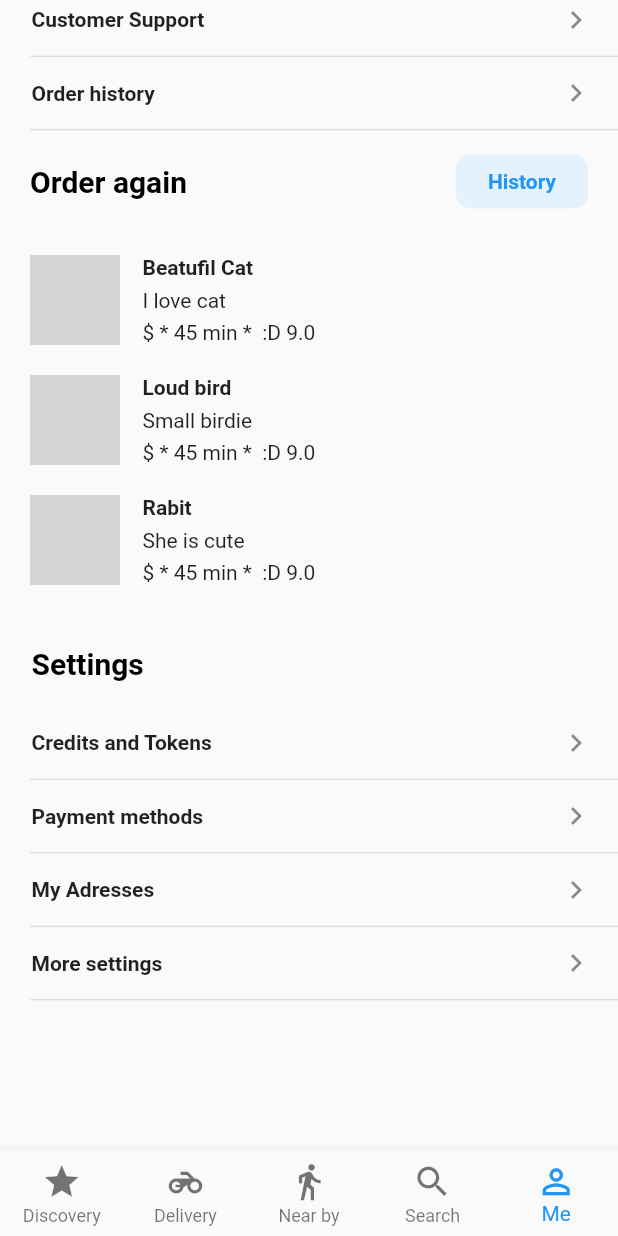
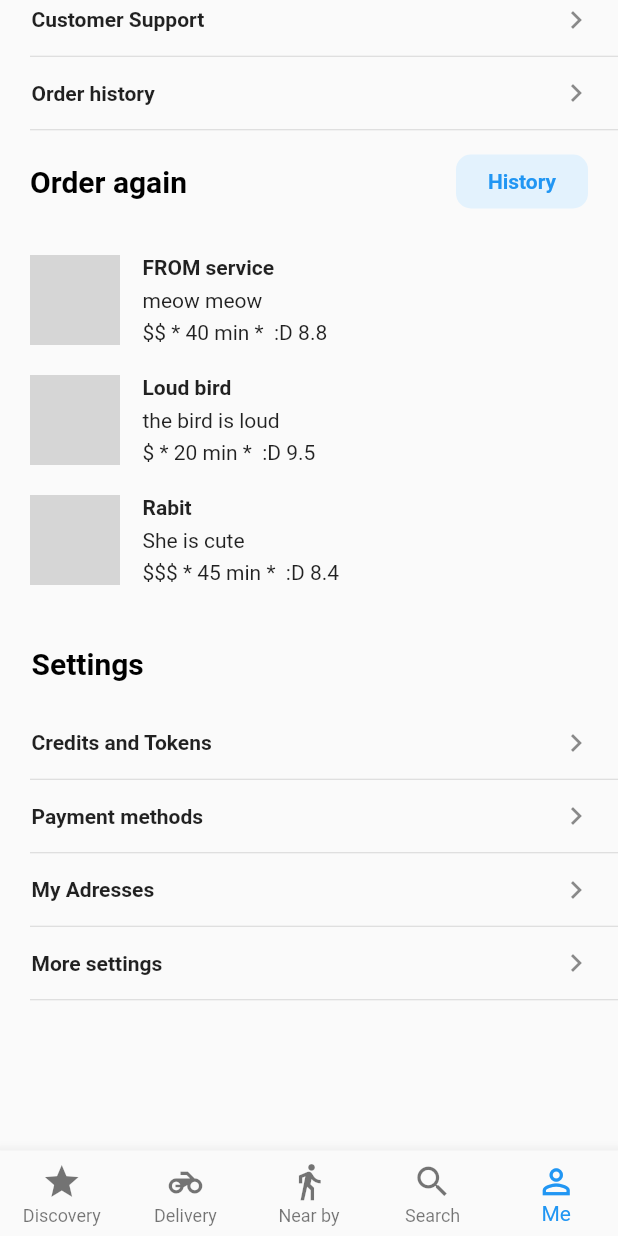
Before and after one commit to 951219/wolt_with_flutter, a Flutter app: the screen it shows after launch, item 5 of the bottom bar chosen, scrolled down 563 dp, on a phone screen of 412 x 824 dp. Run offline on Flutter 3.47's test engine with Material 2 defaults, Android fonts, the phone set to English and light mode, and no system bars; our stand-ins replace flutter_map, geolocator, latlong; network calls fail; grey boxes are pictures that could not be loaded.

Commit message:
refactored to use data models for restaurants

```diff
--- /dev/null
+++ b/lib/datamodels/restaurant_object.dart
@@ -0,0 +1,26 @@
+class RestaurantObject {
+  final String title;
+  final String subtitle;
+  final String imageURL;
+  final double baseDeliveryPrice;
+  final double rating;
+  final String pricing; //  $
+  final int baseEstimate;
+  final int id;
+
+  RestaurantObject(
+      {this.title,
+      this.subtitle,
+      this.imageURL,
+      this.baseDeliveryPrice,
+      this.rating,
+      this.pricing,
+      this.baseEstimate,
+      this.id});
+}
+
+// Hero banner done
+// Exclusivity banner done
+// profile favorites done
+// profile order again done
+// delivery tab done
--- a/lib/main.dart
+++ b/lib/main.dart
@@ -4,8 +4,6 @@ import 'package:wolt_with_flutter/screens/discovery.dart';
 import 'package:wolt_with_flutter/screens/nearby.dart';
 import 'package:wolt_with_flutter/screens/profile.dart';
 import 'package:wolt_with_flutter/screens/search.dart';
-
-//TODO make a restaurant DB so which will return all of the data that you might need
 
 void main() {
   runApp(MyApp());
--- a/lib/screens/profile.dart
+++ b/lib/screens/profile.dart
@@ -1,6 +1,7 @@
 import 'package:flutter/material.dart';
 import 'package:wolt_with_flutter/widgets/profile_page_header.dart';
 import '../constants.dart' as Constants;
+import '../userdata.dart' as Userdata;
 import '../widgets/order_again.dart';
 import '../widgets/profile_favorites.dart';
 
@@ -25,7 +26,7 @@ class Profile extends StatelessWidget {
                 Padding(
                   padding: Constants.PADDING_LTRB,
                   child: Text(
-                    'Kenert Karu',
+                    '${Userdata.firstName} ${Userdata.lastName}',
                     style: Constants.TITLE_STYLE,
                   ),
                 ),
@@ -36,21 +37,21 @@ class Profile extends StatelessWidget {
                       children: [
                         Column(
                           children: [
-                            Text('50+',
+                            Text('${Userdata.orderAmount}+',
                                 style: TextStyle(fontWeight: FontWeight.bold)),
                             Text('orders'),
                           ],
                         ),
                         Column(
                           children: [
-                            Text('0',
+                            Text(Userdata.tokenAmount.toString(),
                                 style: TextStyle(fontWeight: FontWeight.bold)),
                             Text('tokens'),
                           ],
                         ),
                         Column(
                           children: [
-                            Text('2.0',
+                            Text(Userdata.creditsLeft.toString(),
                                 style: TextStyle(fontWeight: FontWeight.bold)),
                             Text('credits'),
                           ],
@@ -65,7 +66,7 @@ class Profile extends StatelessWidget {
               padding: Constants.PADDING_LTRB,
               child: CircleAvatar(
                 radius: 50,
-                backgroundImage: AssetImage('images/kenert.jpg'),
+                backgroundImage: AssetImage(Userdata.imageUrl),
               ),
             )
           ]),
--- /dev/null
+++ b/lib/services/restaurantservice.dart
@@ -0,0 +1,61 @@
+import 'package:wolt_with_flutter/datamodels/restaurant_object.dart';
+
+class RestaurantService {
+  List<RestaurantObject> _restoList = [
+    RestaurantObject(
+        title: 'FROM service',
+        subtitle: 'meow meow',
+        imageURL:
+            'https://cdn.pixabay.com/photo/2017/02/15/10/39/salad-2068220_1280.jpg',
+        baseDeliveryPrice: 1.9,
+        rating: 8.8,
+        pricing: '\$\$',
+        baseEstimate: 40),
+    RestaurantObject(
+      title: 'Loud bird',
+      subtitle: 'the bird is loud',
+      imageURL:
+          'https://cdn.pixabay.com/photo/2014/11/05/15/57/salmon-518032_1280.jpg',
+      baseDeliveryPrice: 1.9,
+      rating: 9.5,
+      pricing: '\$',
+      baseEstimate: 20,
+    ),
+    RestaurantObject(
+        title: 'Rabit',
+        subtitle: 'She is cute',
+        imageURL:
+            'https://cdn.pixabay.com/photo/2017/05/07/08/56/pancakes-2291908_1280.jpg',
+        baseDeliveryPrice: 1.9,
+        rating: 8.4,
+        pricing: '\$\$\$',
+        baseEstimate: 45),
+    RestaurantObject(
+        title: 'Pizza',
+        subtitle: 'nom nom',
+        imageURL:
+            'https://cdn.pixabay.com/photo/2017/03/23/19/57/asparagus-2169305_1280.jpg',
+        baseDeliveryPrice: 1.9,
+        rating: 9.2,
+        pricing: '\$\$',
+        baseEstimate: 30)
+  ];
+
+// brekkie https://cdn.pixabay.com/photo/2016/11/06/23/31/breakfast-1804457_1280.jpg
+// coffe https://cdn.pixabay.com/photo/2014/06/16/23/10/spice-370114_1280.jpg
+// pizza https://cdn.pixabay.com/photo/2017/12/10/14/47/piza-3010062_1280.jpg
+// waffles https://cdn.pixabay.com/photo/2017/03/31/10/56/waffles-2190961_1280.jpg
+// burger https://cdn.pixabay.com/photo/2014/10/19/20/59/hamburger-494706_1280.jpg
+// cake https://cdn.pixabay.com/photo/2017/01/11/11/33/cake-1971552_1280.jpg
+// https://cdn.pixabay.com/photo/2014/08/14/14/21/shish-kebab-417994_1280.jpg
+// https://cdn.pixabay.com/photo/2017/01/26/02/06/platter-2009590_1280.jpg
+// pizza https://previews.123rf.com/images/denisenkomax/denisenkomax1511/denisenkomax151100046/48743641-delicious-fresh-salami-pizza-served-on-wooden-table-ideal-for-advertisment.jpg
+
+  List<RestaurantObject> getRestaurants() {
+    return _restoList;
+  }
+
+  List<RestaurantObject> getNumberOfRestaurants(int number) {
+    return _restoList.sublist(0, number);
+  }
+}
--- /dev/null
+++ b/lib/userdata.dart
@@ -0,0 +1,8 @@
+// library constants;
+
+const String firstName = 'Kenert';
+const String lastName = 'Karu';
+const int orderAmount = 50;
+const int tokenAmount = 2;
+const double creditsLeft = 2.4;
+const String imageUrl = 'assets/images/kenert.jpg';
--- a/lib/widgets/order_again.dart
+++ b/lib/widgets/order_again.dart
@@ -1,32 +1,10 @@
 import 'package:flutter/material.dart';
+import 'package:wolt_with_flutter/datamodels/restaurant_object.dart';
+import 'package:wolt_with_flutter/services/restaurantservice.dart';
 
 import '../constants.dart' as Constants;
 
 class OrderAgain extends StatelessWidget {
-  List<_HistoryResto> _feature() {
-    //TODO add data about estimate, pricing, rating and an emoji
-    return [
-      _HistoryResto(
-          imageURL:
-              'https://cdn.pixabay.com/photo/2017/02/20/18/03/cat-2083492_960_720.jpg',
-          title: 'Beatufil Cat',
-          subtitle: 'I love cat',
-          featureString: 'Feature1'),
-      _HistoryResto(
-          imageURL:
-              'https://cdn.pixabay.com/photo/2011/09/27/18/52/sparrow-9950_960_720.jpg',
-          title: 'Loud bird',
-          subtitle: 'Small birdie',
-          featureString: 'Feature2'),
-      _HistoryResto(
-          imageURL:
-              'https://cdn.pixabay.com/photo/2016/12/04/21/58/rabbit-1882699_960_720.jpg',
-          title: 'Rabit',
-          subtitle: 'She is cute',
-          featureString: 'Feature3')
-    ];
-  }
-
   @override
   Widget build(BuildContext context) {
     return Padding(
@@ -35,17 +13,18 @@ class OrderAgain extends StatelessWidget {
           height: 240,
           child: Column(
               mainAxisAlignment: MainAxisAlignment.start,
-              children: _feature().map((photo) {
-                return _HistoryGridItem(featurePhoto: photo); //Feature(photo);
+              children:
+                  RestaurantService().getNumberOfRestaurants(3).map((object) {
+                return _HistoryGridItem(restoObject: object); //Feature(photo);
               }).toList())),
     );
   }
 }
 
 class _HistoryGridItem extends StatelessWidget {
-  _HistoryGridItem({Key key, @required this.featurePhoto}) : super(key: key);
+  _HistoryGridItem({Key key, @required this.restoObject}) : super(key: key);
 
-  final _HistoryResto featurePhoto;
+  final RestaurantObject restoObject;
   @override
   Widget build(BuildContext context) {
     return Container(
@@ -57,8 +36,7 @@ class _HistoryGridItem extends StatelessWidget {
             decoration: BoxDecoration(
               borderRadius: BorderRadius.all(Radius.circular(8.0)),
               image: DecorationImage(
-                  fit: BoxFit.cover,
-                  image: NetworkImage(featurePhoto.imageURL)),
+                  fit: BoxFit.cover, image: NetworkImage(restoObject.imageURL)),
             ),
           ),
           SizedBox(
@@ -71,18 +49,18 @@ class _HistoryGridItem extends StatelessWidget {
               mainAxisAlignment: MainAxisAlignment.spaceEvenly,
               children: [
                 Text(
-                  featurePhoto.title,
+                  restoObject.title,
                   style: TextStyle(fontWeight: FontWeight.bold),
                 ),
-                Text(featurePhoto.subtitle),
+                Text(restoObject.subtitle),
                 Row(
                   children: [
-                    Text('\$'),
+                    Text(restoObject.pricing),
                     Text(' * '),
-                    Text('45 min'),
+                    Text('${restoObject.baseEstimate} min'),
                     Text(' * '),
                     Text(' :D '),
-                    Text('9.0'),
+                    Text(restoObject.rating.toString()),
                   ],
                 )
               ],
@@ -95,11 +73,3 @@ class _HistoryGridItem extends StatelessWidget {
     );
   }
 }
-
-class _HistoryResto {
-  _HistoryResto({this.imageURL, this.title, this.subtitle, this.featureString});
-  final String imageURL;
-  final String title;
-  final String subtitle;
-  final String featureString;
-}
--- a/lib/widgets/profile_page_header.dart
+++ b/lib/widgets/profile_page_header.dart
@@ -2,6 +2,8 @@ import 'dart:math';
 
 import 'package:flutter/material.dart';
 import 'package:flutter/rendering.dart';
+
+import '../userdata.dart' as Userdata;
 
 class ProfilePageHeader implements SliverPersistentHeaderDelegate {
   final double minExtent = 60;
@@ -20,7 +22,7 @@ class ProfilePageHeader implements SliverPersistentHeaderDelegate {
           left: 20,
           bottom: 16,
           child: Text(
-            'Howdy Kenert!',
+            'Howdy ${Userdata.firstName}!',
             style: TextStyle(
               fontSize: 26,
               fontWeight: FontWeight.bold,
--- a/pubspec.yaml
+++ b/pubspec.yaml
@@ -49,8 +49,7 @@ flutter:
 
   # To add assets to your application, add an assets section, like this:
   assets:
-    - assets/
-    - images/kenert.jpg
+    - assets/images/kenert.jpg
 
   # An image asset can refer to one or more resolution-specific "variants", see
   # https://flutter.dev/assets-and-images/#resolution-aware.
```
Also changed, not shown: lib/datamodels/deliverytabitem.dart (deleted, +0 -10 lines), lib/datamodels/special_object.dart (added, +16 -0 lines), lib/datamodels/user.dart (added, +16 -0 lines), lib/services/specials_service.dart (added, +10 -0 lines), lib/widgets/delivery_tab__items.dart (+11 -56 lines), lib/widgets/exclusivity_banner.dart (+13 -61 lines), lib/widgets/hero_banner.dart (+10 -40 lines), lib/widgets/specials_banner.dart (+11 -9 lines), assets/images/kenert.jpg (renamed from images/kenert.jpg).
